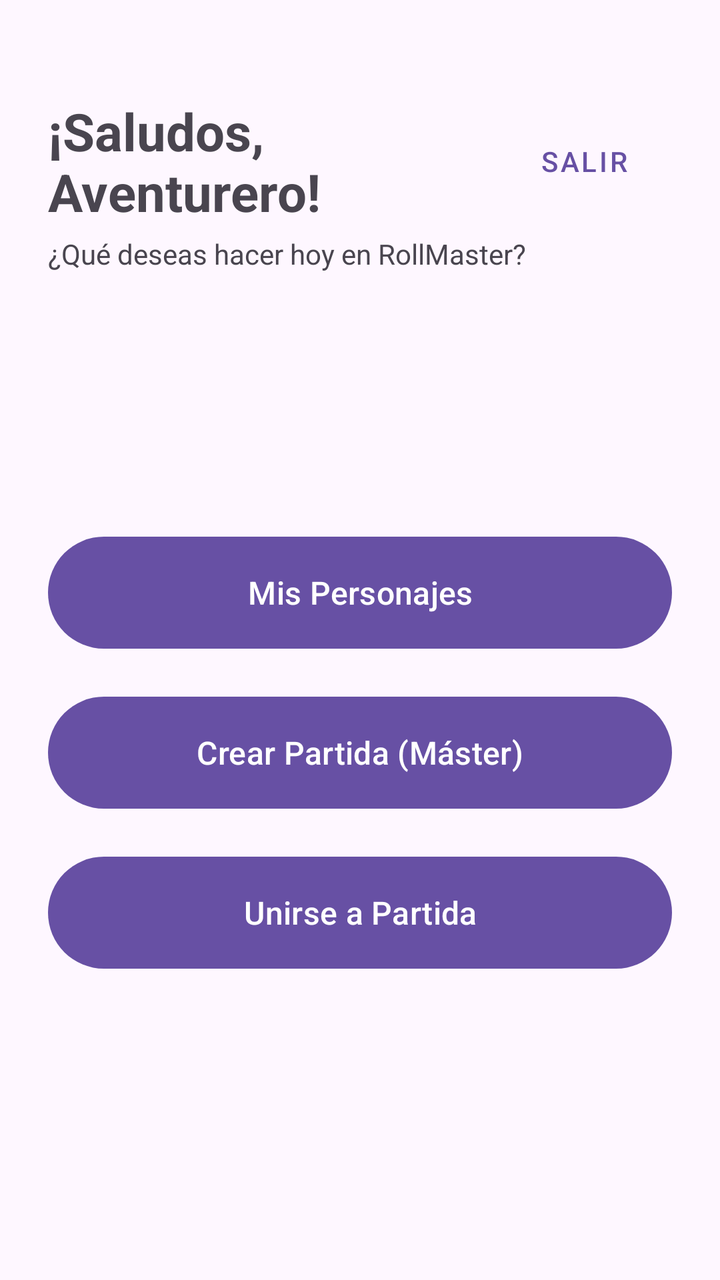
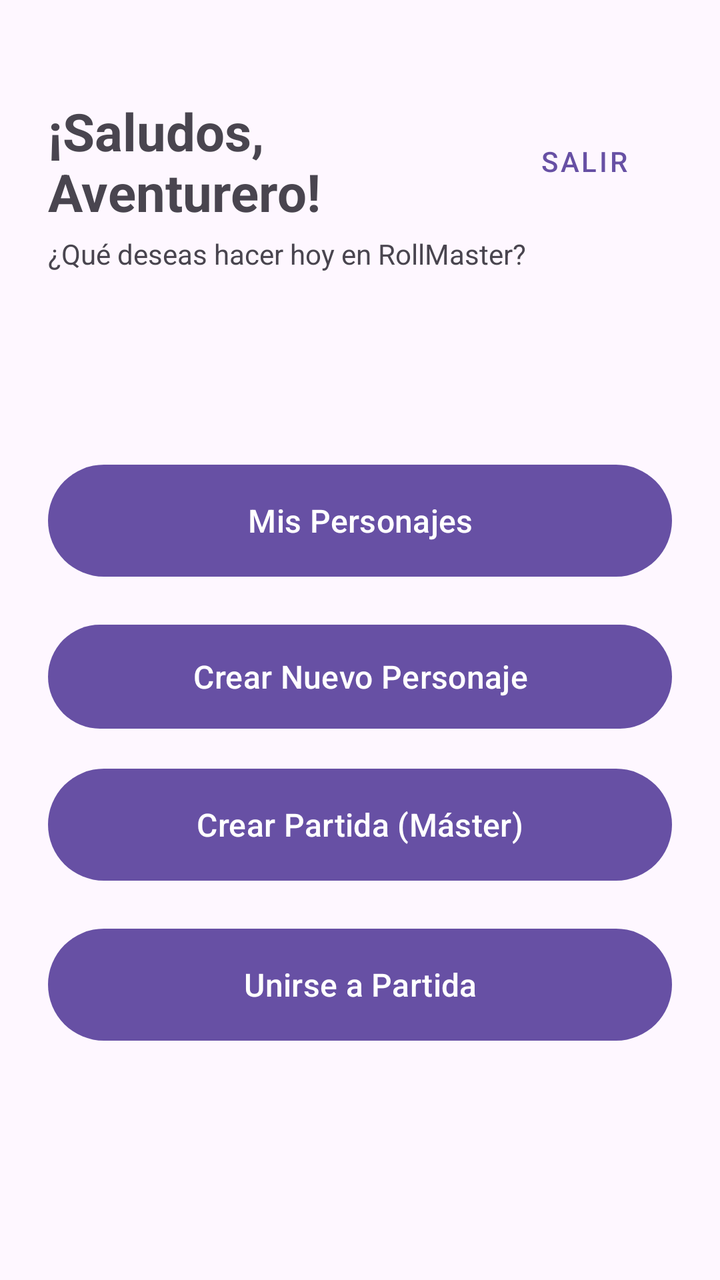

Compare the two renders of this Android layout. The source of the first and the diff that turns it into the second are given below.
<!-- AndroidManifest.xml: application theme Theme.AppRollMaster -->
<!-- res/layout/activity_main.xml -->
<?xml version="1.0" encoding="utf-8"?>
<androidx.constraintlayout.widget.ConstraintLayout
    xmlns:android="http://schemas.android.com/apk/res/android"
    xmlns:app="http://schemas.android.com/apk/res-auto"
    xmlns:tools="http://schemas.android.com/tools"
    android:layout_width="match_parent"
    android:layout_height="match_parent"
    android:padding="24dp">

    
    <TextView
        android:id="@+id/tvBienvenida"
        android:layout_width="0dp"
        android:layout_height="wrap_content"
        android:layout_marginTop="24dp"
        android:text="¡Saludos, Aventurero!"
        android:textSize="26sp"
        android:textStyle="bold"
        app:layout_constraintEnd_toStartOf="@+id/btnCerrarSesion"
        app:layout_constraintStart_toStartOf="parent"
        app:layout_constraintTop_toTopOf="parent" />

    <TextView
        android:id="@+id/tvSubtituloMenu"
        android:layout_width="0dp"
        android:layout_height="wrap_content"
        android:layout_marginTop="4dp"
        android:text="¿Qué deseas hacer hoy en RollMaster?"
        android:textSize="14sp"
        app:layout_constraintEnd_toEndOf="parent"
        app:layout_constraintStart_toStartOf="parent"
        app:layout_constraintTop_toBottomOf="@+id/tvBienvenida" />

    
    <Button
        android:id="@+id/btnCerrarSesion"
        style="@style/Widget.MaterialComponents.Button.TextButton"
        android:layout_width="wrap_content"
        android:layout_height="wrap_content"
        android:text="Salir"
        app:layout_constraintBottom_toBottomOf="@+id/tvBienvenida"
        app:layout_constraintEnd_toEndOf="parent"
        app:layout_constraintTop_toTopOf="@+id/tvBienvenida" />

    
    <LinearLayout
        android:id="@+id/layoutOpciones"
        android:layout_width="0dp"
        android:layout_height="wrap_content"
        android:orientation="vertical"
        app:layout_constraintBottom_toBottomOf="parent"
        app:layout_constraintEnd_toEndOf="parent"
        app:layout_constraintStart_toStartOf="parent"
        app:layout_constraintTop_toBottomOf="@+id/tvSubtituloMenu">

        
        <Button
            android:id="@+id/btnMisPersonajes"
            android:layout_width="match_parent"
            android:layout_height="64dp"
            android:layout_marginBottom="16dp"
            android:text="Mis Personajes"
            android:textSize="16sp" />

        
        <Button
            android:id="@+id/btnCrearPartida"
            android:layout_width="match_parent"
            android:layout_height="64dp"
            android:layout_marginBottom="16dp"
            android:text="Crear Partida (Máster)"
            android:textSize="16sp" />

        
        <Button
            android:id="@+id/btnUnirsePartida"
            android:layout_width="match_parent"
            android:layout_height="64dp"
            android:text="Unirse a Partida"
            android:textSize="16sp" />

    </LinearLayout>

</androidx.constraintlayout.widget.ConstraintLayout>
<!-- resources referenced by this layout -->
<resources>
  <style name="Theme.AppRollMaster" parent="Base.Theme.AppRollMaster" />
  <style name="Base.Theme.AppRollMaster" parent="Theme.Material3.DayNight.NoActionBar">
          
          
      </style>
</resources>

<!-- the commit's change to res/layout/activity_main.xml (unified diff, before → after) -->
@@ -64,6 +64,15 @@
 
         
         <Button
+            android:id="@+id/btnCrearPersonajeMenu"
+            android:layout_width="match_parent"
+            android:layout_height="60dp"
+            android:layout_marginBottom="12dp"
+            android:text="Crear Nuevo Personaje"
+            android:textSize="16sp" />
+
+        
+        <Button
             android:id="@+id/btnCrearPartida"
             android:layout_width="match_parent"
             android:layout_height="64dp"
